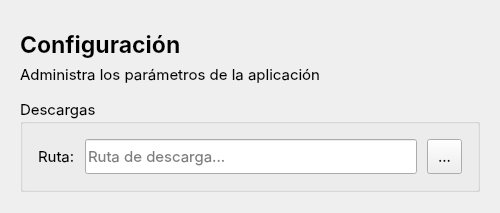
Above: app/ui/Settings.ui from caicesardev/GUIDownloader before the change. Below: the same form after it.
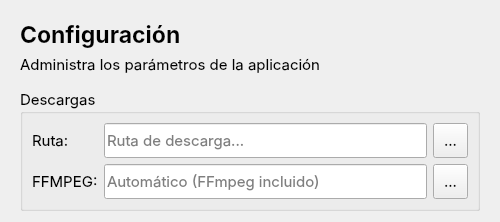
That is the form after the change. Icons and pictures are not drawn.

Diff of the .ui file:
```diff
--- a/app/ui/Settings.ui
+++ b/app/ui/Settings.ui
@@ -117,45 +117,7 @@
          <bool>true</bool>
         </property>
         <layout class="QGridLayout" name="gridLayout">
-         <property name="leftMargin">
-          <number>15</number>
-         </property>
-         <property name="topMargin">
-          <number>15</number>
-         </property>
-         <property name="rightMargin">
-          <number>15</number>
-         </property>
-         <property name="bottomMargin">
-          <number>15</number>
-         </property>
-         <property name="horizontalSpacing">
-          <number>10</number>
-         </property>
-         <item row="0" column="0">
-          <widget class="QLabel" name="label_2">
-           <property name="text">
-            <string>Ruta:</string>
-           </property>
-          </widget>
-         </item>
-         <item row="0" column="1">
-          <widget class="QLineEdit" name="path_edit">
-           <property name="minimumSize">
-            <size>
-             <width>0</width>
-             <height>35</height>
-            </size>
-           </property>
-           <property name="readOnly">
-            <bool>true</bool>
-           </property>
-           <property name="placeholderText">
-            <string>Ruta de descarga...</string>
-           </property>
-          </widget>
-         </item>
-         <item row="0" column="2">
+         <item row="1" column="2">
           <widget class="QToolButton" name="open_btn">
            <property name="minimumSize">
             <size>
@@ -182,6 +144,71 @@
            </property>
           </widget>
          </item>
+         <item row="1" column="0">
+          <widget class="QLabel" name="path_label">
+           <property name="text">
+            <string>Ruta:</string>
+           </property>
+          </widget>
+         </item>
+         <item row="2" column="0">
+          <widget class="QLabel" name="ffmpeg_label">
+           <property name="text">
+            <string>FFMPEG:</string>
+           </property>
+          </widget>
+         </item>
+         <item row="2" column="1">
+          <widget class="QLineEdit" name="ffmpeg_path_edit">
+           <property name="minimumSize">
+            <size>
+             <width>0</width>
+             <height>35</height>
+            </size>
+           </property>
+           <property name="toolTip">
+            <string>Carpeta que contiene ffmpeg. Déjalo vacío para usar el incluido.</string>
+           </property>
+           <property name="placeholderText">
+            <string>Automático (FFmpeg incluido)</string>
+           </property>
+           <property name="clearButtonEnabled">
+            <bool>true</bool>
+           </property>
+          </widget>
+         </item>
+         <item row="1" column="1">
+          <widget class="QLineEdit" name="path_edit">
+           <property name="minimumSize">
+            <size>
+             <width>0</width>
+             <height>35</height>
+            </size>
+           </property>
+           <property name="readOnly">
+            <bool>true</bool>
+           </property>
+           <property name="placeholderText">
+            <string>Ruta de descarga...</string>
+           </property>
+          </widget>
+         </item>
+         <item row="2" column="2">
+          <widget class="QToolButton" name="open_ffmpeg_path">
+           <property name="minimumSize">
+            <size>
+             <width>35</width>
+             <height>35</height>
+            </size>
+           </property>
+           <property name="cursor">
+            <cursorShape>PointingHandCursor</cursorShape>
+           </property>
+           <property name="text">
+            <string>...</string>
+           </property>
+          </widget>
+         </item>
         </layout>
        </widget>
       </item>
```
